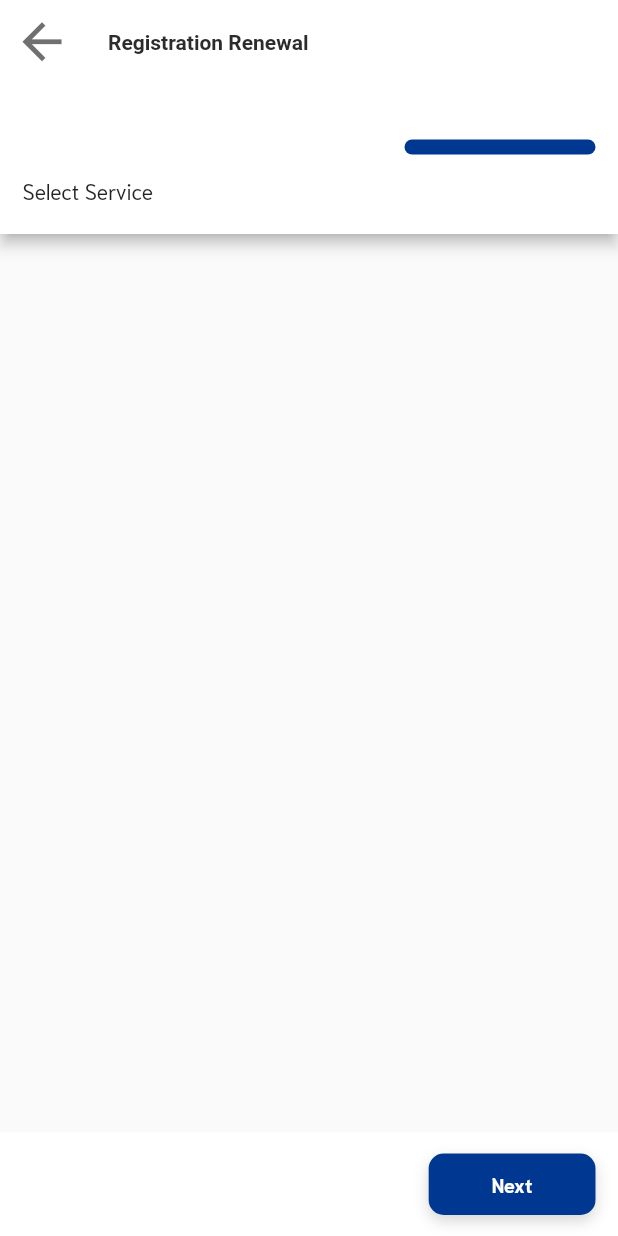
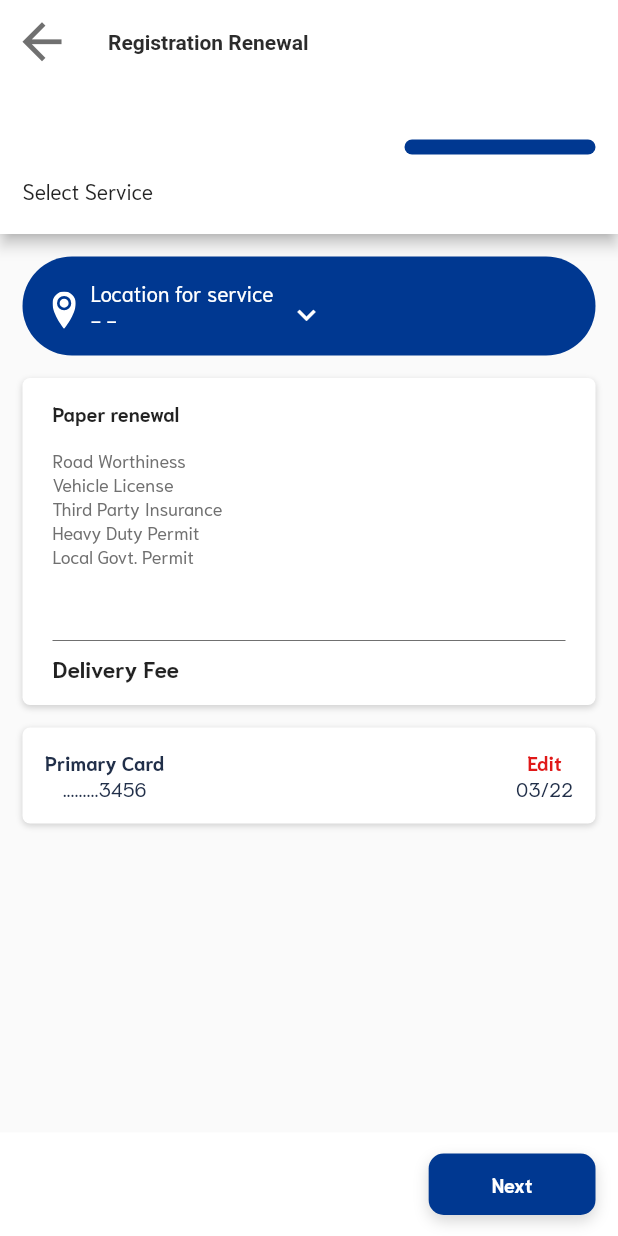
Before and after one commit to codeswot/cargic-user, a Flutter app: the CarRegRenewal screen opened by its route, tab 3 chosen, on a phone screen of 412 x 824 dp. Run offline on Flutter 3.47's test engine with Material 2 defaults, Android fonts, the phone set to English and light mode, and no system bars; our stand-ins replace date_picker_timeline, firebase_auth, firebase_core, flutter_svg, google_sign_in; accounts and stored records are empty; network calls fail; project files that could hold a hidden picture were left out.

Commit message:
car renewal done

```diff
--- a/lib/screens/cargic_services/car_registeration_renewal/car_registeration_renewal_screen.dart
+++ b/lib/screens/cargic_services/car_registeration_renewal/car_registeration_renewal_screen.dart
@@ -1,3 +1,4 @@
+import 'package:cargic_user/screens/cargic_services/car_registeration_renewal/car_registeration_renewal_tabs/reg_renew_service_checkout.dart';
 import 'package:cargic_user/screens/cargic_services/car_registeration_renewal/car_registeration_renewal_tabs/reg_renew_service_paper_tab.dart';
 import 'package:cargic_user/screens/cargic_services/car_registeration_renewal/car_registeration_renewal_tabs/reg_renew_service_type_tab.dart';
 import 'package:cargic_user/utils/colors.dart';
@@ -14,12 +15,18 @@ class _CarRegRenewalState extends State<CarRegRenewal>
     with TickerProviderStateMixin {
   TabController tabController;
   int index = 0;
+  String buttonTitle = 'Next';
 
   indexController() {
     if (carRegRenewTabs.length >= 3) {
       setState(() {
         tabController.index++;
         index++;
+        if (tabController.index == 2) {
+          setState(() {
+            buttonTitle = "Pay";
+          });
+        }
       });
     } else {
       print('end of tab');
@@ -29,7 +36,7 @@ class _CarRegRenewalState extends State<CarRegRenewal>
   List<Widget> carRegRenewTabs = [
     RegRenewServiceTypeTab(),
     RegRenewSelectPapersTab(),
-    Container(),
+    RegRenewCheckOut(),
   ];
   @override
   void initState() {
@@ -104,6 +111,7 @@ class _CarRegRenewalState extends State<CarRegRenewal>
               //set price from selected card
               // price: '',
               //for now
+              buttonTitle: buttonTitle,
               onTap: indexController,
             ),
           ],
--- /dev/null
+++ b/lib/screens/cargic_services/car_registeration_renewal/car_registeration_renewal_tabs/reg_renew_service_checkout.dart
@@ -0,0 +1,62 @@
+import 'package:cargic_user/utils/colors.dart';
+import 'package:cargic_user/widgets/check_out_credit_card.dart';
+import 'package:cargic_user/widgets/location_card.dart';
+import 'package:cargic_user/widgets/paper_renew_cart_card.dart';
+import 'package:flutter/material.dart';
+
+import '../../../change_location_screen.dart';
+
+class RegRenewCheckOut extends StatefulWidget {
+  const RegRenewCheckOut({
+    Key key,
+  }) : super(key: key);
+
+  @override
+  _RegRenewCheckOutState createState() => _RegRenewCheckOutState();
+}
+
+class _RegRenewCheckOutState extends State<RegRenewCheckOut> {
+  List selectedItems = [
+    'Road Worthiness',
+    'Vehicle License',
+    'Third Party Insurance',
+    'Heavy Duty Permit',
+    'Local Govt. Permit',
+  ];
+  @override
+  Widget build(BuildContext context) {
+    return Container(
+      child: Column(
+        children: [
+          LocationCard(
+            onTap: () {
+              Navigator.of(context).pushNamed(ChangeLocationScreen.id);
+            },
+          ),
+          PaperRenewCartCard(
+            selectedItems: Container(
+              height: 100,
+              width: double.infinity,
+              child: ListView.builder(
+                physics: NeverScrollableScrollPhysics(),
+                itemBuilder: (context, index) {
+                  return Container(
+                    child: Text(
+                      '${selectedItems[index]}', //
+                      style: TextStyle(
+                        color: CargicColors.smoothGray,
+                        fontSize: 12,
+                      ),
+                    ),
+                  );
+                },
+                itemCount: selectedItems.length,
+              ),
+            ),
+          ),
+          CheckOutCreditCard()
+        ],
+      ),
+    );
+  }
+}
--- /dev/null
+++ b/lib/widgets/paper_renew_cart_card.dart
@@ -0,0 +1,69 @@
+import 'package:cargic_user/utils/colors.dart';
+import 'package:cargic_user/utils/global_variables.dart';
+import 'package:flutter/material.dart';
+
+class PaperRenewCartCard extends StatelessWidget {
+  const PaperRenewCartCard({
+    Key key,
+    this.paperRenewType,
+    this.deliveryFee,
+    this.selectedItems,
+  }) : super(key: key);
+  final String paperRenewType;
+  final String deliveryFee;
+  final Widget selectedItems;
+  @override
+  Widget build(BuildContext context) {
+    return Container(
+      width: double.infinity,
+      padding: EdgeInsets.symmetric(horizontal: 20, vertical: 15),
+      margin: EdgeInsets.symmetric(horizontal: 15),
+      decoration: BoxDecoration(
+        color: CargicColors.plainWhite,
+        borderRadius: BorderRadius.circular(5),
+        boxShadow: [
+          BoxShadow(
+            color: CargicColors.cosmicShadow,
+            blurRadius: 3,
+            offset: Offset(0, 1.5),
+          ),
+        ],
+      ),
+      child: Column(
+        crossAxisAlignment: CrossAxisAlignment.start,
+        children: [
+          Text(
+            'Paper renewal',
+            style: TextStyle(
+              fontWeight: FontWeight.w800,
+              fontSize: 13,
+            ),
+          ),
+          SizedBox(height: 15),
+          selectedItems,
+          SizedBox(height: 20),
+          Divider(color: CargicColors.smoothGray),
+          Row(
+            mainAxisAlignment: MainAxisAlignment.spaceBetween,
+            children: [
+              Text(
+                'Delivery Fee',
+                style: TextStyle(
+                  fontWeight: FontWeight.w800,
+                  fontSize: 15,
+                ),
+              ),
+              Text(
+                (deliveryFee != null) ? '$nigerianCurrency $deliveryFee' : '',
+                style: TextStyle(
+                  fontWeight: FontWeight.w800,
+                  fontSize: 15,
+                ),
+              ),
+            ],
+          ),
+        ],
+      ),
+    );
+  }
+}
--- a/lib/widgets/subtotal_card.dart
+++ b/lib/widgets/subtotal_card.dart
@@ -8,10 +8,12 @@ class SubTotalCard extends StatelessWidget {
     this.price,
     this.onTap,
     this.isSubTotal,
+    this.buttonTitle,
   }) : super(key: key);
   final bool isSubTotal;
   final String price;
   final Function onTap;
+  final String buttonTitle;
   @override
   Widget build(BuildContext context) {
     return SafeArea(
@@ -54,7 +56,7 @@ class SubTotalCard extends StatelessWidget {
                   ],
                 ),
                 child: Text(
-                  'Next',
+                  (buttonTitle != null) ? buttonTitle : 'Next',
                   style: TextStyle(
                     color: CargicColors.plainWhite,
                     fontSize: 13,
```
